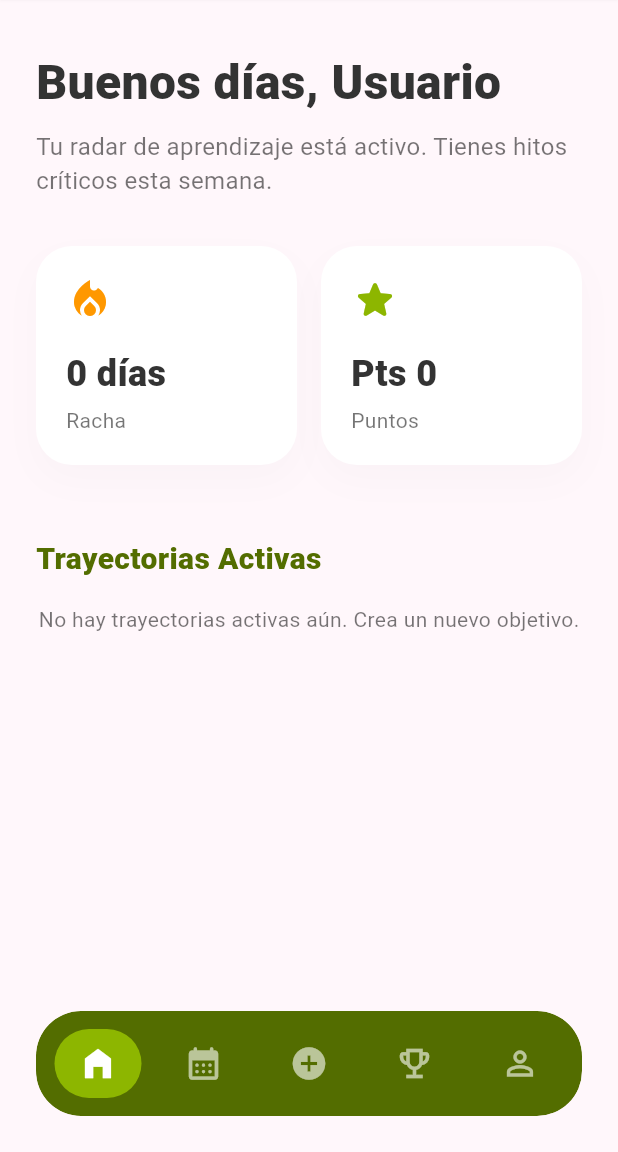
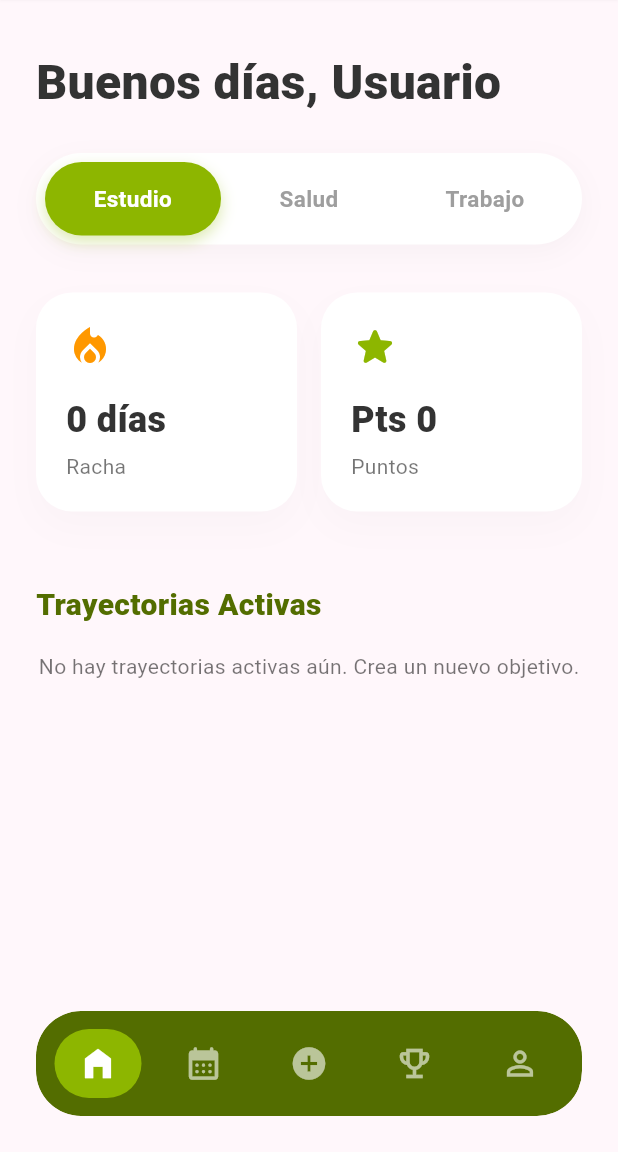
Before and after one commit to ThiagoJGK/Studia3-0, a Flutter app: the DashboardScreen screen opened by its route, on a phone screen of 412 x 824 dp, the part 84-1236 px from its top. Run offline on Flutter 3.47's test engine with Material 3 defaults, Android fonts, the phone set to English and light mode, and no system bars; our stand-ins replace file_picker, supabase_flutter; accounts and stored records are empty; network calls fail.

Commit message:
feat: Add Study, Health, Work category selector to Dashboard with placeholders

```diff
--- a/lib/screens/dashboard_screen.dart
+++ b/lib/screens/dashboard_screen.dart
@@ -15,6 +15,7 @@ class _DashboardScreenState extends State<DashboardScreen> {
   String _firstName = 'Usuario';
   List<dynamic> _goals = [];
   bool _isLoading = true;
+  String _selectedCategory = 'Estudio';
 
   @override
   void initState() {
@@ -100,13 +101,30 @@ class _DashboardScreenState extends State<DashboardScreen> {
                 'Buenos días, $_firstName',
                 style: const TextStyle(fontSize: 32, fontWeight: FontWeight.w900, color: Color(0xFF333333)),
               ),
-              const SizedBox(height: 8),
-              const Text(
-                'Tu radar de aprendizaje está activo. Tienes hitos críticos esta semana.',
-                style: TextStyle(fontSize: 16, color: Colors.black54),
+              const SizedBox(height: 24),
+
+              // Category Selector
+              Container(
+                padding: const EdgeInsets.all(6),
+                decoration: BoxDecoration(
+                  color: Colors.white,
+                  borderRadius: BorderRadius.circular(32),
+                  boxShadow: [
+                    BoxShadow(color: Colors.black.withOpacity(0.03), blurRadius: 15, offset: const Offset(0, 5))
+                  ],
+                ),
+                child: Row(
+                  children: [
+                    _buildCategoryPill('Estudio'),
+                    _buildCategoryPill('Salud'),
+                    _buildCategoryPill('Trabajo'),
+                  ],
+                ),
               ),
               const SizedBox(height: 32),
 
+              // Dynamic Content based on Selection
+              if (_selectedCategory == 'Estudio') ...[
                 Row(
                   children: [
                     Expanded(child: _buildStatCard('Racha', '$_streak días', Icons.local_fire_department, Colors.orange)),
@@ -137,6 +155,11 @@ class _DashboardScreenState extends State<DashboardScreen> {
                        onTap: () => Navigator.pushNamed(context, '/trajectory', arguments: goal),
                      ),
                    )).toList(),
+              ] else if (_selectedCategory == 'Salud') ...[
+                _buildPlaceholderCard('Salud', Icons.favorite_rounded, 'Las métricas de sueño, energía y rutinas inteligentes estarán disponibles pronto.'),
+              ] else if (_selectedCategory == 'Trabajo') ...[
+                _buildPlaceholderCard('Trabajo', Icons.work_rounded, 'La integración asimétrica de pendientes y proyectos profesionales está en desarrollo.'),
+              ],
             ],
           ),
         ),
@@ -213,6 +236,69 @@ class _DashboardScreenState extends State<DashboardScreen> {
           size: 26,
         ),
       ),
+    );
+  }
+
+  Widget _buildCategoryPill(String category) {
+    final isSelected = _selectedCategory == category;
+    return Expanded(
+      child: GestureDetector(
+        onTap: () => setState(() => _selectedCategory = category),
+        child: AnimatedContainer(
+          duration: const Duration(milliseconds: 200),
+          padding: const EdgeInsets.symmetric(vertical: 14),
+          decoration: BoxDecoration(
+            color: isSelected ? const Color(0xFF8DB600) : Colors.transparent,
+            borderRadius: BorderRadius.circular(26),
+            boxShadow: isSelected ? [
+              BoxShadow(
+                color: const Color(0xFF8DB600).withOpacity(0.3),
+                blurRadius: 8,
+                offset: const Offset(0, 4),
+              )
+            ] : [],
+          ),
+          child: Text(
+            category,
+            textAlign: TextAlign.center,
+            style: TextStyle(
+              fontSize: 15,
+              fontWeight: isSelected ? FontWeight.bold : FontWeight.w600,
+              color: isSelected ? Colors.white : Colors.grey.shade500,
+            ),
+          ),
+        ),
+      ),
+    );
+  }
+
+  Widget _buildPlaceholderCard(String title, IconData icon, String message) {
+    return Container(
+      width: double.infinity,
+      padding: const EdgeInsets.all(32),
+      decoration: BoxDecoration(
+        color: Colors.white,
+        borderRadius: BorderRadius.circular(32),
+        boxShadow: [
+          BoxShadow(color: Colors.black.withOpacity(0.02), blurRadius: 20, offset: const Offset(0, 10))
+        ]
+      ),
+      child: Column(
+        children: [
+          Container(
+            padding: const EdgeInsets.all(20),
+            decoration: BoxDecoration(
+              color: const Color(0xFF8DB600).withOpacity(0.1),
+              shape: BoxShape.circle,
+            ),
+            child: Icon(icon, size: 48, color: const Color(0xFF8DB600)),
+          ),
+          const SizedBox(height: 24),
+          Text('Sección de $title', style: const TextStyle(fontSize: 22, fontWeight: FontWeight.bold, color: Color(0xFF333333))),
+          const SizedBox(height: 12),
+          Text(message, textAlign: TextAlign.center, style: const TextStyle(fontSize: 15, color: Colors.black54, height: 1.5)),
+        ],
+      )
     );
   }
 
```
Lines whose indentation alone changed are shown as unchanged.
